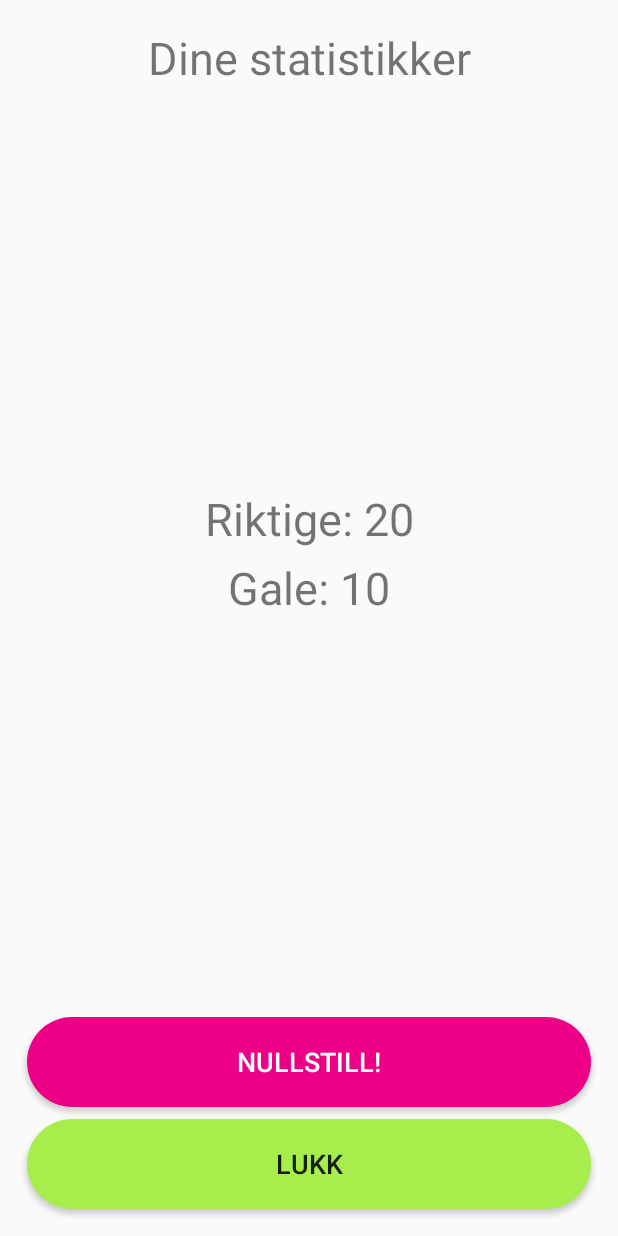
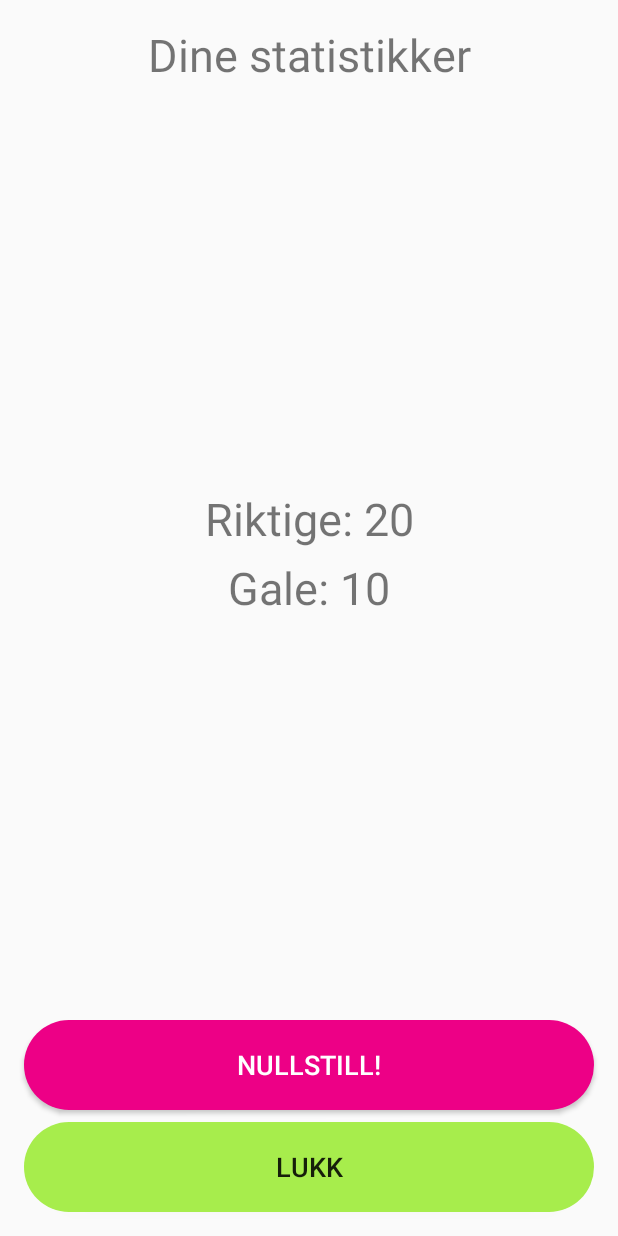
Before and after one commit to TobiasStrom/MatteApp, an Android app: the StatisticsActivity screen opened directly, with no data from a screen before it, on a phone screen of 412 x 824 dp. Run offline under Robolectric (Android 15) with nearby library versions, the phone set to English and light mode, and no system bars.

```diff
--- a/app/src/main/res/layout/activity_statistics.xml
+++ b/app/src/main/res/layout/activity_statistics.xml
@@ -4,14 +4,14 @@
     xmlns:tools="http://schemas.android.com/tools"
     android:layout_width="match_parent"
     android:layout_height="match_parent"
-    android:layout_margin="10dp">
+    >
 
     <TextView
         android:id="@+id/txt_stats_title"
         android:layout_width="wrap_content"
         android:layout_height="wrap_content"
         android:layout_marginStart="8dp"
-        android:layout_marginTop="8dp"
+        android:layout_marginTop="16dp"
         android:layout_marginEnd="8dp"
         android:text="@string/txt_stats_title"
         android:textSize="30sp"
@@ -22,6 +22,10 @@
     <androidx.constraintlayout.widget.ConstraintLayout
         android:layout_width="0dp"
         android:layout_height="wrap_content"
+        android:layout_marginStart="8dp"
+        android:layout_marginLeft="8dp"
+        android:layout_marginEnd="8dp"
+        android:layout_marginRight="8dp"
         app:layout_constraintBottom_toTopOf="@+id/btn_stats_reset"
         app:layout_constraintEnd_toEndOf="parent"
         app:layout_constraintStart_toStartOf="parent"
@@ -62,8 +66,10 @@
         android:id="@+id/btn_stats_reset"
         android:layout_width="0dp"
         android:layout_height="60dp"
-        android:layout_marginStart="8dp"
-        android:layout_marginEnd="8dp"
+        android:layout_marginStart="16dp"
+        android:layout_marginLeft="16dp"
+        android:layout_marginEnd="16dp"
+        android:layout_marginRight="16dp"
         android:layout_marginBottom="8dp"
         android:background="@xml/rounded_button_magenta"
         android:text="@string/btn_stats_reset"
@@ -78,9 +84,11 @@
         android:id="@+id/button5"
         android:layout_width="0dp"
         android:layout_height="60dp"
-        android:layout_marginStart="8dp"
-        android:layout_marginEnd="8dp"
-        android:layout_marginBottom="8dp"
+        android:layout_marginStart="16dp"
+        android:layout_marginLeft="16dp"
+        android:layout_marginEnd="16dp"
+        android:layout_marginRight="16dp"
+        android:layout_marginBottom="16dp"
         android:background="@xml/rounded_button_inchworm"
         android:onClick="btnExitStatistics"
         android:text="@string/exit"
```
Also changed, not shown: app/src/main/res/layout/activity_main.xml (+4 -4 lines), app/src/main/res/drawable/memphis_colorful.png (added).
